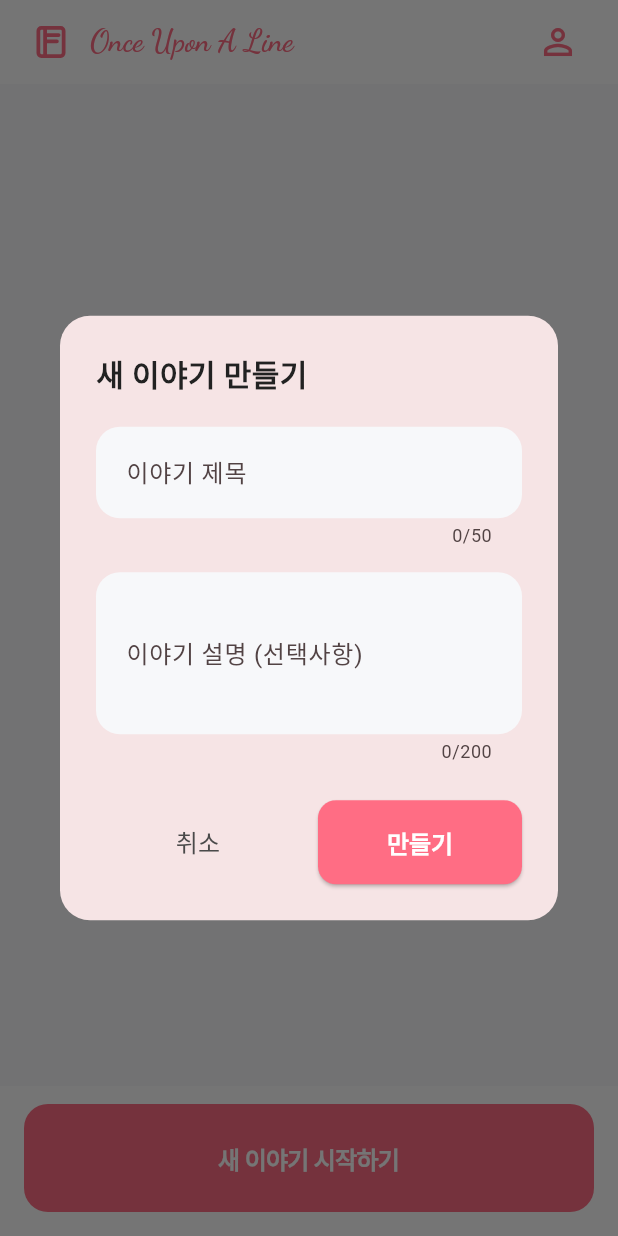
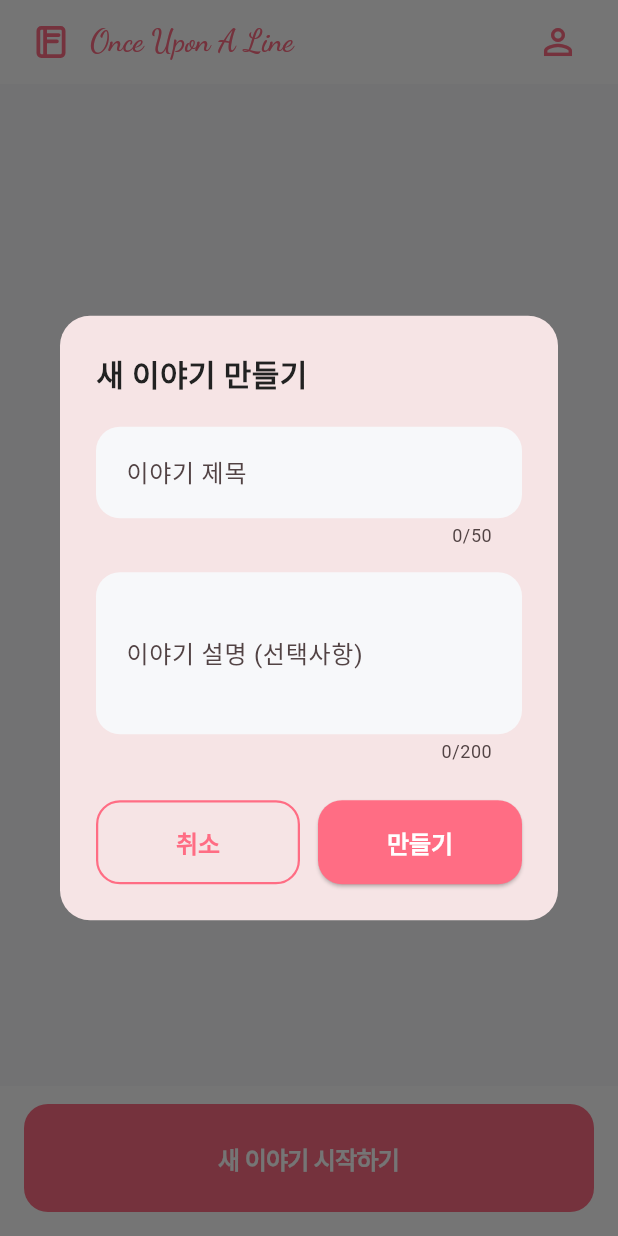
Before and after one commit to devsoob/once-upon-a-line, a Flutter app: the screen it shows after launch, after a tap on "새 이야기 시작하기", on a phone screen of 412 x 824 dp. Run offline on Flutter 3.47's test engine with Material 3 defaults, Android fonts, the phone set to English and light mode, and no system bars; our stand-ins replace cloud_firestore, firebase_core, get_it, go_router, google_fonts, shared_preferences; accounts and stored records are empty; Roboto replaces fonts that are missing (Pretendard).

Commit message:
Design: 메인 모달 버튼들 UI 수정

```diff
--- a/lib/features/story_rooms/presentation/pages/create_room_dialog.dart
+++ b/lib/features/story_rooms/presentation/pages/create_room_dialog.dart
@@ -93,15 +93,7 @@ class _CreateRoomDialogState extends State<CreateRoomDialog> {
             const SizedBox(height: 20),
             TextField(
               controller: _titleController,
-              decoration: const InputDecoration(
-                labelText: '이야기 제목',
-                hintText: '예: 마법의 숲에서',
-                border: OutlineInputBorder(borderRadius: BorderRadius.all(Radius.circular(12))),
-                focusedBorder: OutlineInputBorder(
-                  borderRadius: BorderRadius.all(Radius.circular(12)),
-                  borderSide: BorderSide(color: AppColors.primary, width: 2),
-                ),
-              ),
+              decoration: const InputDecoration(labelText: '이야기 제목', hintText: '예: 마법의 숲에서'),
               maxLength: 50,
             ),
             const SizedBox(height: 16),
@@ -110,11 +102,6 @@ class _CreateRoomDialogState extends State<CreateRoomDialog> {
               decoration: const InputDecoration(
                 labelText: '이야기 설명 (선택사항)',
                 hintText: '이야기의 배경이나 설정을 간단히 설명해주세요',
-                border: OutlineInputBorder(borderRadius: BorderRadius.all(Radius.circular(12))),
-                focusedBorder: OutlineInputBorder(
-                  borderRadius: BorderRadius.all(Radius.circular(12)),
-                  borderSide: BorderSide(color: AppColors.primary, width: 2),
-                ),
               ),
               maxLines: 3,
               maxLength: 200,
@@ -123,28 +110,15 @@ class _CreateRoomDialogState extends State<CreateRoomDialog> {
             Row(
               children: [
                 Expanded(
-                  child: TextButton(
+                  child: OutlinedButton(
                     onPressed: _isLoading ? null : () => Navigator.of(context).pop(),
-                    child: const Text(
-                      '취소',
-                      style: TextStyle(
-                        fontSize: 16,
-                        fontWeight: FontWeight.w500,
-                        color: AppColors.textSecondary,
-                      ),
-                    ),
+                    child: const Text('취소'),
                   ),
                 ),
                 const SizedBox(width: 12),
                 Expanded(
                   child: ElevatedButton(
                     onPressed: _isLoading ? null : _createRoom,
-                    style: ElevatedButton.styleFrom(
-                      backgroundColor: AppColors.primary,
-                      foregroundColor: Colors.white,
-                      shape: RoundedRectangleBorder(borderRadius: BorderRadius.circular(12)),
-                      padding: const EdgeInsets.symmetric(vertical: 16),
-                    ),
                     child:
                         _isLoading
                             ? const SizedBox(
--- a/lib/main.dart
+++ b/lib/main.dart
@@ -127,6 +127,19 @@ class OnceUponALineApp extends StatelessWidget {
             padding: const EdgeInsets.symmetric(vertical: 16, horizontal: 24),
           ),
         ),
+        outlinedButtonTheme: OutlinedButtonThemeData(
+          style: OutlinedButton.styleFrom(
+            side: const BorderSide(color: AppColors.primary, width: 1.5),
+            foregroundColor: AppColors.primary,
+            shape: RoundedRectangleBorder(borderRadius: BorderRadius.circular(16)),
+            textStyle: const TextStyle(
+              fontFamily: 'Pretendard',
+              fontWeight: FontWeight.w600,
+              fontSize: 16,
+            ),
+            padding: const EdgeInsets.symmetric(vertical: 16, horizontal: 24),
+          ),
+        ),
         floatingActionButtonTheme: const FloatingActionButtonThemeData(
           backgroundColor: AppColors.primary,
           foregroundColor: Colors.white,
```
Also changed, not shown: lib/features/story_rooms/presentation/pages/story_rooms_home_page.dart (+9 -12 lines).
